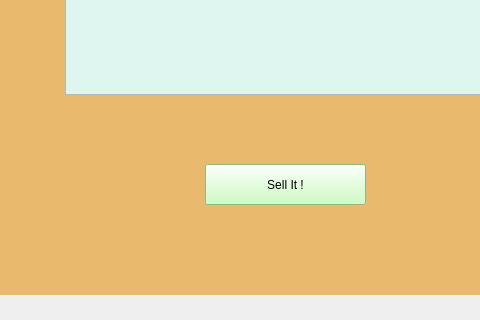
danieldir/carSellGui, file carsell.ui: the form before one commit; both pictures show x 565 to 1045 and y 490 to 810 of the 1248 by 810 pixel window.
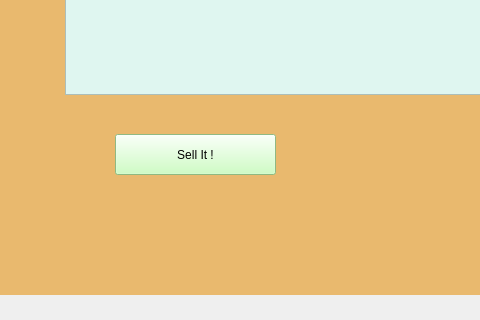
The form after the commit. The open tabs and pages were chosen to show the change. Icons and pictures are not drawn.

What changed in the file:
```diff
--- a/carsell.ui
+++ b/carsell.ui
@@ -1053,8 +1053,8 @@
      <widget class="QPushButton" name="sellCarButton">
       <property name="geometry">
        <rect>
-        <x>770</x>
-        <y>600</y>
+        <x>680</x>
+        <y>570</y>
         <width>161</width>
         <height>41</height>
        </rect>
```
Left out of the diff: 4 changed lines with no effect on the pictures.
